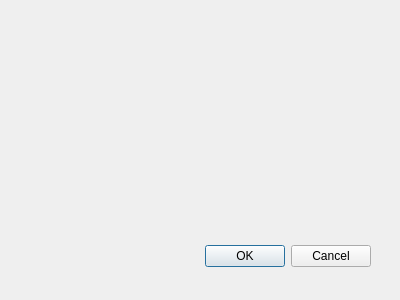
jykim74/CryptokiMan, file HsmMan/derive_key_dlg.ui: the form before one commit.
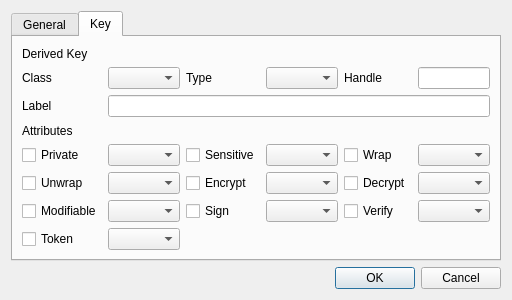
The form after the commit.

What changed in the file:
```diff
--- a/HsmMan/derive_key_dlg.ui
+++ b/HsmMan/derive_key_dlg.ui
@@ -15,22 +15,300 @@
   <property name="windowTitle">
    <string>Dialog</string>
   </property>
-  <widget name="buttonBox" class="QDialogButtonBox">
-   <property name="geometry">
-    <rect>
-     <x>30</x>
-     <y>240</y>
-     <width>341</width>
-     <height>32</height>
-    </rect>
-   </property>
-   <property name="orientation">
-    <enum>Qt::Horizontal</enum>
-   </property>
-   <property name="standardButtons">
-    <set>QDialogButtonBox::Cancel|QDialogButtonBox::Ok</set>
-   </property>
-  </widget>
+  <layout class="QVBoxLayout" name="verticalLayout">
+   <item>
+    <widget class="QTabWidget" name="tabWidget">
+     <property name="currentIndex">
+      <number>1</number>
+     </property>
+     <widget class="QWidget" name="tab">
+      <attribute name="title">
+       <string>General</string>
+      </attribute>
+      <layout class="QGridLayout" name="gridLayout">
+       <item row="3" column="4">
+        <widget class="QLabel" name="label_6">
+         <property name="text">
+          <string>Login</string>
+         </property>
+        </widget>
+       </item>
+       <item row="5" column="0">
+        <widget class="QLabel" name="label_7">
+         <property name="text">
+          <string>Label</string>
+         </property>
+        </widget>
+       </item>
+       <item row="6" column="2">
+        <widget class="QLabel" name="label_10">
+         <property name="text">
+          <string>Param</string>
+         </property>
+        </widget>
+       </item>
+       <item row="3" column="1">
+        <widget class="QLineEdit" name="lineEdit"/>
+       </item>
+       <item row="3" column="2">
+        <widget class="QLabel" name="label_5">
+         <property name="text">
+          <string>Session</string>
+         </property>
+        </widget>
+       </item>
+       <item row="6" column="3" colspan="3">
+        <widget class="QLineEdit" name="lineEdit_5"/>
+       </item>
+       <item row="5" column="1">
+        <widget class="QComboBox" name="comboBox_2"/>
+       </item>
+       <item row="3" column="3">
+        <widget class="QLineEdit" name="lineEdit_2"/>
+       </item>
+       <item row="3" column="0">
+        <widget class="QLabel" name="label_3">
+         <property name="text">
+          <string>Slot ID</string>
+         </property>
+        </widget>
+       </item>
+       <item row="0" column="0">
+        <widget class="QLabel" name="label">
+         <property name="text">
+          <string>Slot list</string>
+         </property>
+        </widget>
+       </item>
+       <item row="2" column="0">
+        <widget class="QLabel" name="label_2">
+         <property name="text">
+          <string>Slot status</string>
+         </property>
+        </widget>
+       </item>
+       <item row="6" column="0">
+        <widget class="QLabel" name="label_9">
+         <property name="text">
+          <string>Method</string>
+         </property>
+        </widget>
+       </item>
+       <item row="6" column="1">
+        <widget class="QComboBox" name="comboBox_3"/>
+       </item>
+       <item row="5" column="3">
+        <widget class="QLineEdit" name="lineEdit_4"/>
+       </item>
+       <item row="1" column="0" colspan="6">
+        <widget class="QComboBox" name="comboBox"/>
+       </item>
+       <item row="3" column="5">
+        <widget class="QLineEdit" name="lineEdit_3"/>
+       </item>
+       <item row="5" column="2">
+        <widget class="QLabel" name="label_8">
+         <property name="text">
+          <string>Object</string>
+         </property>
+        </widget>
+       </item>
+       <item row="4" column="0" colspan="2">
+        <widget class="QLabel" name="label_4">
+         <property name="text">
+          <string>Key Properties</string>
+         </property>
+        </widget>
+       </item>
+       <item row="7" column="2">
+        <spacer name="verticalSpacer">
+         <property name="orientation">
+          <enum>Qt::Vertical</enum>
+         </property>
+         <property name="sizeHint" stdset="0">
+          <size>
+           <width>20</width>
+           <height>40</height>
+          </size>
+         </property>
+        </spacer>
+       </item>
+      </layout>
+     </widget>
+     <widget class="QWidget" name="tab_2">
+      <attribute name="title">
+       <string>Key</string>
+      </attribute>
+      <layout class="QGridLayout" name="gridLayout_2">
+       <item row="4" column="0">
+        <widget class="QCheckBox" name="checkBox">
+         <property name="text">
+          <string>Private</string>
+         </property>
+        </widget>
+       </item>
+       <item row="1" column="1">
+        <widget class="QComboBox" name="comboBox_4"/>
+       </item>
+       <item row="3" column="0">
+        <widget class="QLabel" name="label_14">
+         <property name="text">
+          <string>Attributes</string>
+         </property>
+        </widget>
+       </item>
+       <item row="1" column="2">
+        <widget class="QLabel" name="label_15">
+         <property name="text">
+          <string>Type</string>
+         </property>
+        </widget>
+       </item>
+       <item row="0" column="0" colspan="2">
+        <widget class="QLabel" name="label_11">
+         <property name="text">
+          <string>Derived Key</string>
+         </property>
+        </widget>
+       </item>
+       <item row="1" column="5">
+        <widget class="QLineEdit" name="lineEdit_6"/>
+       </item>
+       <item row="2" column="1" colspan="5">
+        <widget class="QLineEdit" name="lineEdit_7"/>
+       </item>
+       <item row="1" column="3">
+        <widget class="QComboBox" name="comboBox_5"/>
+       </item>
+       <item row="6" column="0">
+        <widget class="QCheckBox" name="checkBox_3">
+         <property name="text">
+          <string>Modifiable</string>
+         </property>
+        </widget>
+       </item>
+       <item row="1" column="0">
+        <widget class="QLabel" name="label_12">
+         <property name="text">
+          <string>Class</string>
+         </property>
+        </widget>
+       </item>
+       <item row="2" column="0">
+        <widget class="QLabel" name="label_13">
+         <property name="text">
+          <string>Label</string>
+         </property>
+        </widget>
+       </item>
+       <item row="1" column="4">
+        <widget class="QLabel" name="label_16">
+         <property name="text">
+          <string>Handle</string>
+         </property>
+        </widget>
+       </item>
+       <item row="5" column="0">
+        <widget class="QCheckBox" name="checkBox_2">
+         <property name="text">
+          <string>Unwrap</string>
+         </property>
+        </widget>
+       </item>
+       <item row="7" column="0">
+        <widget class="QCheckBox" name="checkBox_4">
+         <property name="text">
+          <string>Token</string>
+         </property>
+        </widget>
+       </item>
+       <item row="4" column="1">
+        <widget class="QComboBox" name="comboBox_6"/>
+       </item>
+       <item row="4" column="2">
+        <widget class="QCheckBox" name="checkBox_5">
+         <property name="text">
+          <string>Sensitive</string>
+         </property>
+        </widget>
+       </item>
+       <item row="4" column="3">
+        <widget class="QComboBox" name="comboBox_7"/>
+       </item>
+       <item row="4" column="4">
+        <widget class="QCheckBox" name="checkBox_6">
+         <property name="text">
+          <string>Wrap</string>
+         </property>
+        </widget>
+       </item>
+       <item row="4" column="5">
+        <widget class="QComboBox" name="comboBox_8"/>
+       </item>
+       <item row="5" column="1">
+        <widget class="QComboBox" name="comboBox_9"/>
+       </item>
+       <item row="6" column="1">
+        <widget class="QComboBox" name="comboBox_10"/>
+       </item>
+       <item row="7" column="1">
+        <widget class="QComboBox" name="comboBox_11"/>
+       </item>
+       <item row="5" column="3">
+        <widget class="QComboBox" name="comboBox_12"/>
+       </item>
+       <item row="6" column="3">
+        <widget class="QComboBox" name="comboBox_13"/>
+       </item>
+       <item row="5" column="5">
+        <widget class="QComboBox" name="comboBox_14"/>
+       </item>
+       <item row="6" column="5">
+        <widget class="QComboBox" name="comboBox_15"/>
+       </item>
+       <item row="5" column="2">
+        <widget class="QCheckBox" name="checkBox_7">
+         <property name="text">
+          <string>Encrypt</string>
+         </property>
+        </widget>
+       </item>
+       <item row="6" column="2">
+        <widget class="QCheckBox" name="checkBox_8">
+         <property name="text">
+          <string>Sign</string>
+         </property>
+        </widget>
+       </item>
+       <item row="5" column="4">
+        <widget class="QCheckBox" name="checkBox_9">
+         <property name="text">
+          <string>Decrypt</string>
+         </property>
+        </widget>
+       </item>
+       <item row="6" column="4">
+        <widget class="QCheckBox" name="checkBox_10">
+         <property name="text">
+          <string>Verify</string>
+         </property>
+        </widget>
+       </item>
+      </layout>
+     </widget>
+    </widget>
+   </item>
+   <item>
+    <widget class="QDialogButtonBox" name="buttonBox">
+     <property name="orientation">
+      <enum>Qt::Horizontal</enum>
+     </property>
+     <property name="standardButtons">
+      <set>QDialogButtonBox::Cancel|QDialogButtonBox::Ok</set>
+     </property>
+    </widget>
+   </item>
+  </layout>
  </widget>
  <pixmapfunction/>
  <resources/>
```
Left out of the diff: 7 changed lines with no effect on the pictures.
